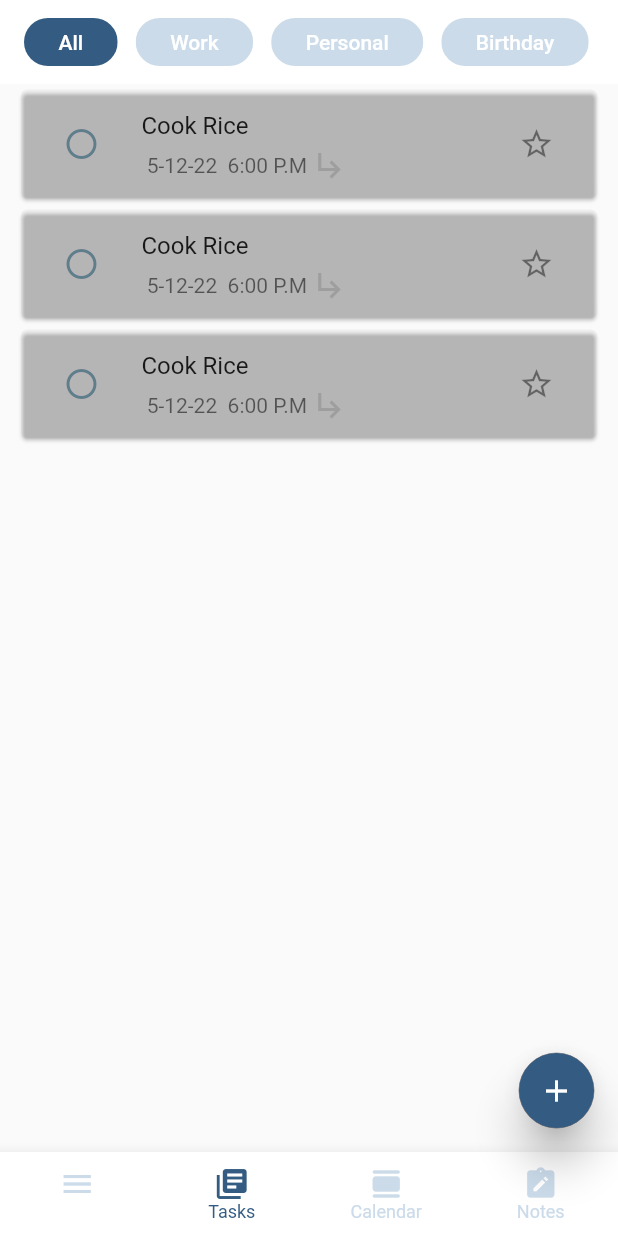
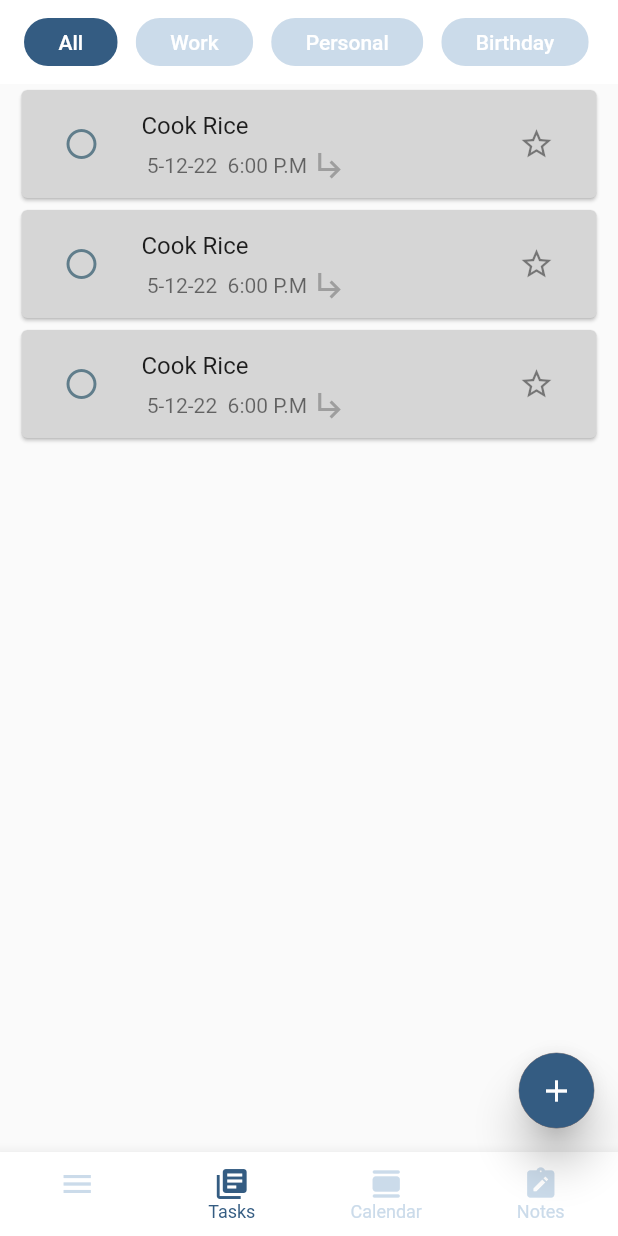
Before and after one commit to KaungMinSett/reminder, a Flutter app: the screen it shows after launch, on a phone screen of 412 x 824 dp. Run offline on Flutter 3.47's test engine with Material 2 defaults, Android fonts, the phone set to English and light mode, and no system bars.

Commit message:
input task ui

```diff
--- a/lib/task.dart
+++ b/lib/task.dart
@@ -12,7 +12,7 @@ class _TasksState extends State<Tasks> with TickerProviderStateMixin {
 
   int _selectedIndex = 0;
   final List<String> _tabs = ["All", "Work", "Personal", "Birthday"];
-  Color task_color = Colors.black12.withOpacity(0.0) ;
+  Color? task_color = Colors.grey[350] ;
 
 
 
```
Also changed, not shown: lib/home.dart (+12 -3 lines).
